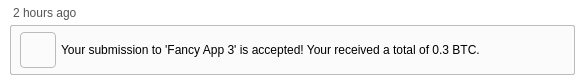
First picture: the form in gui/qt_resources/timeline_item.ui, repository Tribler/dappcoder, before the edit.
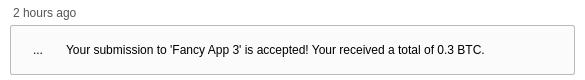
Second picture: the form after the edit. Icons and pictures are not drawn.

Diff of the .ui file:
```diff
--- a/gui/qt_resources/timeline_item.ui
+++ b/gui/qt_resources/timeline_item.ui
@@ -124,7 +124,7 @@
        </spacer>
       </item>
       <item>
-       <widget class="QPushButton" name="pushButton_3">
+       <widget class="QToolButton" name="toolButton">
         <property name="minimumSize">
          <size>
           <width>36</width>
@@ -138,10 +138,10 @@
          </size>
         </property>
         <property name="styleSheet">
-         <string notr="true">border-radius: 4px;</string>
+         <string notr="true">border: none; border-radius: 4px;</string>
         </property>
         <property name="text">
-         <string/>
+         <string>...</string>
         </property>
         <property name="icon">
          <iconset>
@@ -165,7 +165,7 @@
         </property>
         <property name="sizeHint" stdset="0">
          <size>
-          <width>5</width>
+          <width>10</width>
           <height>20</height>
          </size>
         </property>
```
Left out of the diff: 6 changed lines with no effect on the pictures.
